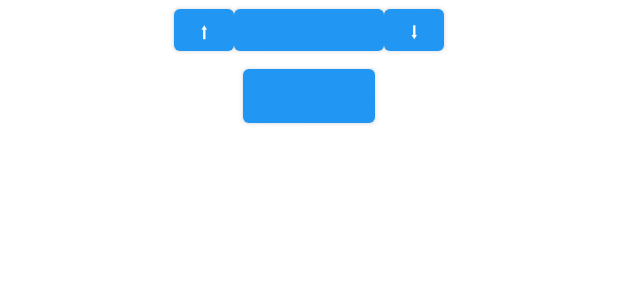
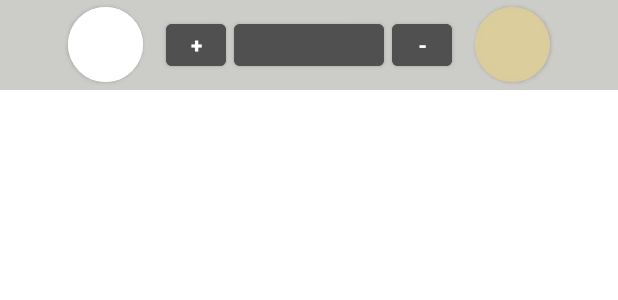
Before and after one commit to jumagaliev1/bugin-erten, an Android app: the layout fragment_days.xml on its own in the app's theme, with its tools: preview values and no code run, on a phone screen of 412 x 824 dp. Shown: the top 300 px of the screen. Run offline under Robolectric (Android 15) with nearby library versions, the phone set to English and light mode, and no system bars.

Commit message:
Change color Design app

```diff
--- a/app/src/main/java/com/example/bugin_erten/ListFragment.kt
+++ b/app/src/main/java/com/example/bugin_erten/ListFragment.kt
@@ -36,6 +36,7 @@ class ListFragment : Fragment() {
             )[ListViewModel::class.java]
 
         _binding = FragmentListBinding.inflate(inflater, container, false)
+
         return binding.root
     }
 
@@ -73,6 +74,9 @@ override fun onViewCreated(itemView: View, savedInstanceState: Bundle?) {
             adapter?.setData(newCount)
         }
     }
+    viewModel.qaraSozList.observe(viewLifecycleOwner) {
+        adapter?.setData(it.map { ItemsModel(R.drawable.abay, it?.qaraSozTitle ?: "Unknown") })
+    }
 
 }
 }
--- a/app/src/main/res/layout/card_layout.xml
+++ b/app/src/main/res/layout/card_layout.xml
@@ -5,7 +5,7 @@
     xmlns:app="http://schemas.android.com/apk/res-auto"
     android:id="@+id/card_view"
     android:layout_margin="5dp"
-    app:cardBackgroundColor="#DC03A9F4"
+    app:cardBackgroundColor="#DC6F7C81"
     app:cardCornerRadius="12dp"
     app:cardElevation="3dp"
     app:contentPadding="4dp"
@@ -30,7 +30,7 @@
             app:layout_constraintTop_toTopOf="parent"
             app:layout_constraintLeft_toRightOf="@+id/item_image"
             android:layout_marginStart="16dp"
-            android:textSize="30sp"/>
+            android:textSize="20sp"/>
 
 
     </androidx.constraintlayout.widget.ConstraintLayout>
--- a/app/src/main/res/layout/fragment_days.xml
+++ b/app/src/main/res/layout/fragment_days.xml
@@ -13,9 +13,12 @@
     </data>
 
     <FrameLayout
+        android:id="@+id/frame_layout"
         android:layout_width="match_parent"
         android:layout_height="match_parent"
         tools:context=".DaysFragment">
+
+
 
         <ScrollView
             android:layout_width="match_parent"
@@ -28,32 +31,56 @@
                 <LinearLayout
                     android:gravity="center"
                     android:id="@+id/line3"
+                    android:background="#859E9E98"
                     android:layout_width="match_parent"
-                    android:layout_height="wrap_content"
+                    android:layout_height="60dp"
                     android:orientation="horizontal">
-
+                    <Button
+                        android:id="@+id/btn_white"
+                        android:layout_marginRight="10dp"
+                        android:insetBottom="0dp"
+                        android:insetTop="0dp"
+                        android:layout_height="50dp"
+                        android:layout_width="50dp"
+                        app:cornerRadius="25dp"
+                        android:backgroundTint="#FFFFFF"
+                        />
                     <Button
                         android:id="@+id/btn_increase"
                         android:layout_width="40dp"
                         android:layout_height="40dp"
-                        android:text="&#11014;" />
+                        android:layout_marginHorizontal="5dp"
+                        android:text="+"
+                        android:backgroundTint="#505050"
+                        android:textStyle="bold"/>
                     <Button
                         android:id="@+id/btn_fontChange"
                         android:text="@{daysViewModel.titleFont}"
                         android:layout_width="100dp"
-                        android:layout_height="40dp"/>
+                        android:layout_height="40dp"
+                        android:backgroundTint="#505050"/>
                     <Button
                         android:id="@+id/btn_decrease"
                         android:layout_width="40dp"
+                        android:layout_marginHorizontal="5dp"
                         android:layout_height="40dp"
-                        android:text="&#11015;"/>
+                        android:text="-"
+                        android:backgroundTint="#505050"
+                        android:textStyle="bold"/>
+
+                    <Button
+                        android:id="@+id/btn_gray"
+                        android:layout_marginLeft="10dp"
+                        android:insetBottom="0dp"
+
+                        android:insetTop="0dp"
+                        android:layout_height="50dp"
+                        android:layout_width="50dp"
+                        app:cornerRadius="25dp"
+                        android:backgroundTint="#C9DDCE9B"
+                        />
                 </LinearLayout>
-                <Button
-                    android:id="@+id/btn_fontStyle"
-                    android:layout_width="wrap_content"
-                    android:layout_gravity="center"
-                    android:text="@{daysViewModel.styleTitle}"
-                    android:layout_height="wrap_content"/>
+
 
 
                 <TextView
--- a/app/src/main/res/values/themes.xml
+++ b/app/src/main/res/values/themes.xml
@@ -2,7 +2,7 @@
     <!-- Base application theme. -->
     <style name="Theme.BuginErten" parent="Theme.MaterialComponents.DayNight.NoActionBar">
         <!-- Primary brand color. -->
-        <item name="colorPrimary">#2196F3</item>
+        <item name="colorPrimary">#8E876E</item>
         <item name="colorPrimaryVariant">@color/purple_700</item>
         <item name="colorOnPrimary">@color/white</item>
         <!-- Secondary brand color. -->
@@ -10,7 +10,7 @@
         <item name="colorSecondaryVariant">@color/teal_700</item>
         <item name="colorOnSecondary">@color/black</item>
         <!-- Status bar color. -->
-        <item name="android:statusBarColor">#2196F3</item>
+        <item name="android:statusBarColor">#606060</item>
         <!-- Customize your theme here. -->
     </style>
 </resources>
```
Also changed, not shown: app/src/main/java/com/example/bugin_erten/DaysFragment.kt (+9 -8 lines), app/src/main/java/com/example/bugin_erten/DaysViewModel.kt (+13 -0 lines), app/src/main/java/com/example/bugin_erten/ListViewModel.kt (+0 -24 lines).
